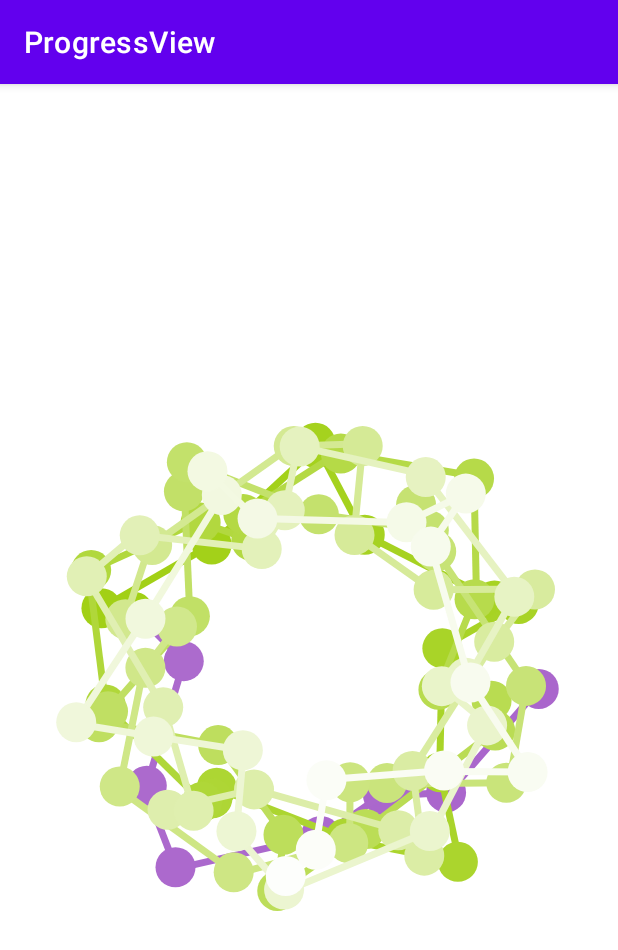
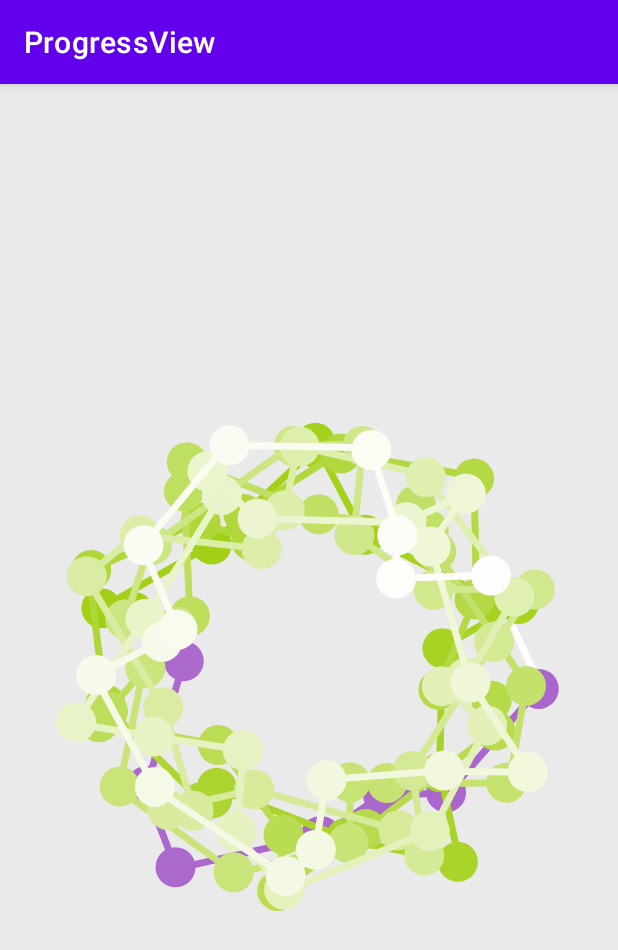
Before and after one commit to zorin-egor/ProgressViewSample, an Android app: the screen it shows after launch (MainActivity), on a phone screen of 412 x 824 dp. Shown: the top 950 px of the screen. Run offline under Robolectric (Android 15) with nearby library versions, the phone set to English and light mode, and no system bars.

```diff
--- a/app/src/main/res/layout/activity_main.xml
+++ b/app/src/main/res/layout/activity_main.xml
@@ -12,8 +12,8 @@
         android:layout_width="wrap_content"
         android:layout_height="wrap_content"
         app:from_progress="0"
-        app:to_progress="100"
-        app:color_background="@android:color/white"
+        app:to_progress="110"
+        app:color_background="@color/gray"
         app:color_progress="@android:color/holo_purple"
         app:color_shape="@android:color/holo_green_light"
         app:type_progress="two"
--- a/app/src/main/res/values/colors.xml
+++ b/app/src/main/res/values/colors.xml
@@ -7,4 +7,5 @@
     <color name="teal_700">#FF018786</color>
     <color name="black">#FF000000</color>
     <color name="white">#FFFFFFFF</color>
+    <color name="gray">#EAEAEA</color>
 </resources>
```
Also changed, not shown: 1 other file.
